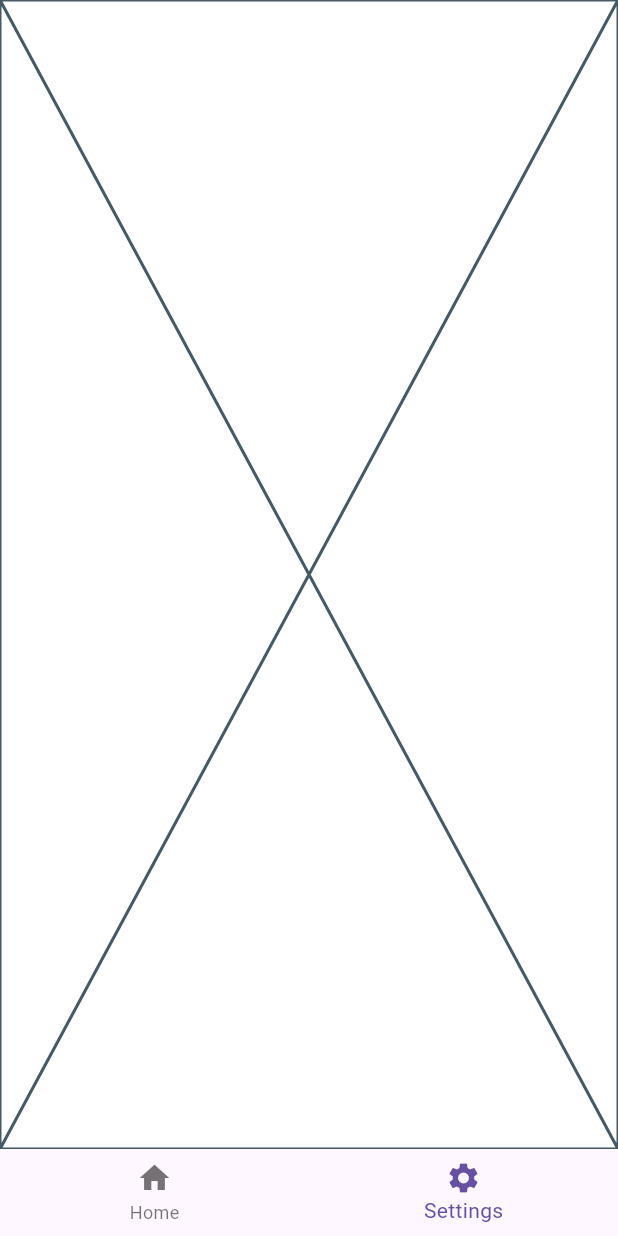
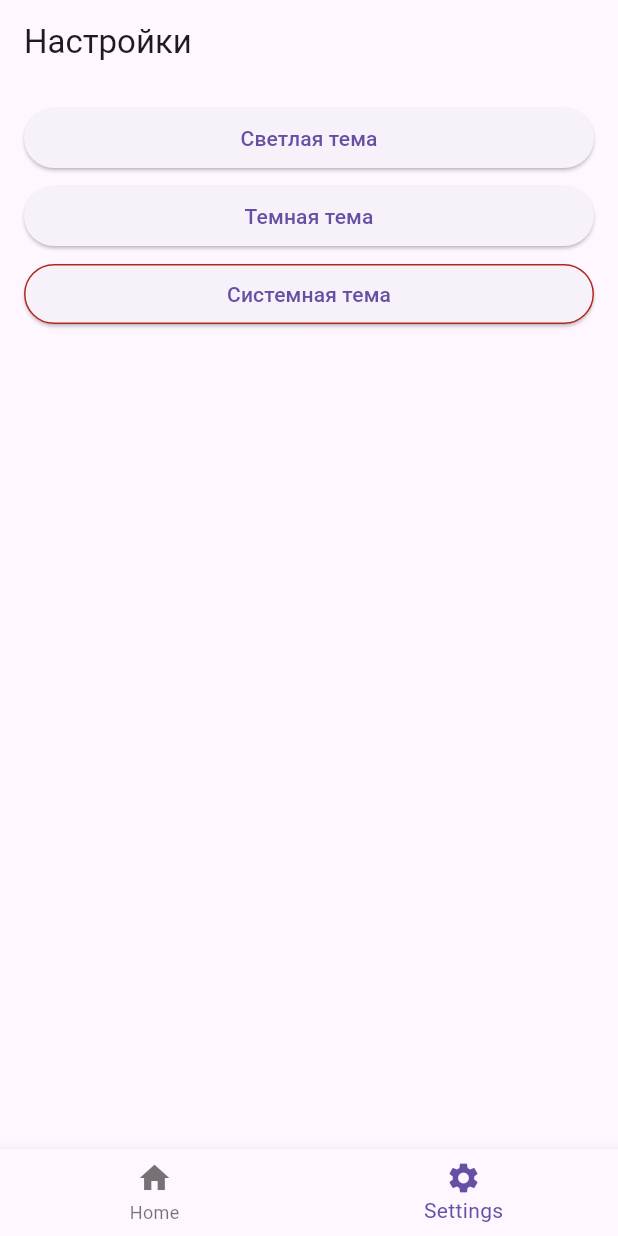
Before and after one commit to zatovagul/todo_list, a Flutter app: the screen it shows after launch, item 2 of the bottom bar chosen, on a phone screen of 412 x 824 dp. Run offline on Flutter 3.47's test engine with Material 3 defaults, Android fonts, the light colour scheme and no system bars; our stand-ins replace auto_route, drift, drift_flutter, equatable, flutter_bloc, image_picker and 1 more; accounts and stored records are empty; generated files the repository leaves out were written again.

Commit message:
Task-3: Theme Mode Congiguration

```diff
--- a/lib/common/di/app_di.dart
+++ b/lib/common/di/app_di.dart
@@ -1,3 +1,8 @@
+import 'package:shared_preferences/shared_preferences.dart';
+import 'package:test_todo_list/features/home/data/data_source/app_serttings_data_source.dart';
+import 'package:test_todo_list/features/home/data/repository/app_settings_repository_impl.dart';
+import 'package:test_todo_list/features/home/data/service/app_settings_storage.dart';
+import 'package:test_todo_list/features/home/domain/repository/app_settings_repository.dart';
 import 'package:test_todo_list/features/todo/data/data_source/todo_list_data_source.dart';
 import 'package:test_todo_list/features/todo/data/database/database.dart';
 import 'package:test_todo_list/features/todo/data/repository/todo_repository_impl.dart';
@@ -8,21 +13,42 @@ class AppDi {
     required this.database,
     required this.todoListDataSource,
     required this.todoRepository,
+    required this.prefs,
+    required this.appSettingsStorage,
+    required this.appSettingsDataSource,
+    required this.appSettingsRepository,
   });
 
   final AppDatabase database;
   final TodoListDataSource todoListDataSource;
   final TodoRepository todoRepository;
+  final SharedPreferences prefs;
+  final AppSettingsStorage appSettingsStorage;
+  final AppSettingsDataSource appSettingsDataSource;
+  final AppSettingsRepository appSettingsRepository;
 
-  static AppDi init() {
+  static Future<AppDi> init() async {
     final database = AppDatabase();
     final dao = TodosDao(database);
     final todoListDataSource = TodoListDataSourceImpl(dao: dao);
     final todoRepository = TodoRepositoryImpl(dataSource: todoListDataSource);
+
+    final prefs = await SharedPreferences.getInstance();
+
+    final appSettingsStorage = AppSettingsStorageImpl(prefs);
+    final appSettingsDataSource = AppSettingsDataSourceImpl(appSettingsStorage);
+
+    final appSettingsRepository = AppSettingsRepositoryImpl(
+      appSettingsDataSource,
+    );
     return AppDi(
       database: database,
       todoListDataSource: todoListDataSource,
       todoRepository: todoRepository,
+      prefs: prefs,
+      appSettingsStorage: appSettingsStorage,
+      appSettingsDataSource: appSettingsDataSource,
+      appSettingsRepository: appSettingsRepository,
     );
   }
 }
--- a/lib/common/gen/localization/intl/messages_ru.dart
+++ b/lib/common/gen/localization/intl/messages_ru.dart
@@ -25,6 +25,7 @@ class MessageLookup extends MessageLookupByLibrary {
     "camera": MessageLookupByLibrary.simpleMessage("Камера"),
     "cancel": MessageLookupByLibrary.simpleMessage("Отмена"),
     "createTodo": MessageLookupByLibrary.simpleMessage("Создать дело"),
+    "darkMode": MessageLookupByLibrary.simpleMessage("Темная тема"),
     "delete": MessageLookupByLibrary.simpleMessage("Удалить"),
     "deleting": MessageLookupByLibrary.simpleMessage("Удаление"),
     "description": MessageLookupByLibrary.simpleMessage("Описание"),
@@ -32,8 +33,11 @@ class MessageLookup extends MessageLookupByLibrary {
       "Заполните это поле",
     ),
     "gallery": MessageLookupByLibrary.simpleMessage("Галерея"),
+    "lightMode": MessageLookupByLibrary.simpleMessage("Светлая тема"),
     "photo": MessageLookupByLibrary.simpleMessage("Фото"),
     "save": MessageLookupByLibrary.simpleMessage("Сохранить"),
+    "settings": MessageLookupByLibrary.simpleMessage("Настройки"),
+    "systemMode": MessageLookupByLibrary.simpleMessage("Системная тема"),
     "title": MessageLookupByLibrary.simpleMessage("Название"),
     "todoList": MessageLookupByLibrary.simpleMessage("Список дел"),
   };
--- a/lib/common/gen/localization/l10n.dart
+++ b/lib/common/gen/localization/l10n.dart
@@ -119,6 +119,31 @@ class S {
   String get cancel {
     return Intl.message('Отмена', name: 'cancel', desc: '', args: []);
   }
+
+  /// `Настройки`
+  String get settings {
+    return Intl.message('Настройки', name: 'settings', desc: '', args: []);
+  }
+
+  /// `Темная тема`
+  String get darkMode {
+    return Intl.message('Темная тема', name: 'darkMode', desc: '', args: []);
+  }
+
+  /// `Светлая тема`
+  String get lightMode {
+    return Intl.message('Светлая тема', name: 'lightMode', desc: '', args: []);
+  }
+
+  /// `Системная тема`
+  String get systemMode {
+    return Intl.message(
+      'Системная тема',
+      name: 'systemMode',
+      desc: '',
+      args: [],
+    );
+  }
 }
 
 class AppLocalizationDelegate extends LocalizationsDelegate<S> {
--- a/lib/common/l10n/intl_ru.arb
+++ b/lib/common/l10n/intl_ru.arb
@@ -11,5 +11,9 @@
   "gallery": "Галерея",
   "delete": "Удалить",
   "deleting": "Удаление",
-  "cancel": "Отмена"
+  "cancel": "Отмена",
+  "settings": "Настройки",
+  "darkMode": "Темная тема",
+  "lightMode": "Светлая тема",
+  "systemMode": "Системная тема"
 }
--- /dev/null
+++ b/lib/features/home/bloc/app_settings_bloc.dart
@@ -0,0 +1,39 @@
+import 'package:equatable/equatable.dart';
+import 'package:flutter/cupertino.dart';
+import 'package:flutter_bloc/flutter_bloc.dart';
+import 'package:test_todo_list/features/home/domain/entities/app_theme_entity.dart';
+import 'package:test_todo_list/features/home/domain/repository/app_settings_repository.dart';
+
+part 'app_settings_event.dart';
+
+part 'app_settings_state.dart';
+
+class AppSettingsBloc extends Bloc<AppSettingsEvent, AppSettingsState> {
+  AppSettingsBloc(this.repository) : super(const AppSettingsState()) {
+    on<AppSettingsEvent>((event, emit) {
+      return switch (event) {
+        AppSettingsEvent$Init() => _init(event, emit),
+        AppSettingsEvent$SetTheme() => _setTheme(event, emit),
+      };
+    });
+    add(const AppSettingsEvent$Init());
+  }
+
+  final AppSettingsRepository repository;
+
+  Future<void> _init(
+    AppSettingsEvent$Init event,
+    Emitter<AppSettingsState> emit,
+  ) async {
+    final mode = repository.getMode();
+    emit(AppSettingsState(mode));
+  }
+
+  Future<void> _setTheme(
+    AppSettingsEvent$SetTheme event,
+    Emitter<AppSettingsState> emit,
+  ) async {
+    await repository.save(event.mode);
+    emit(AppSettingsState(event.mode));
+  }
+}
--- /dev/null
+++ b/lib/features/home/bloc/app_settings_event.dart
@@ -0,0 +1,16 @@
+part of 'app_settings_bloc.dart';
+
+@immutable
+sealed class AppSettingsEvent {
+  const AppSettingsEvent();
+}
+
+final class AppSettingsEvent$Init extends AppSettingsEvent {
+  const AppSettingsEvent$Init();
+}
+
+final class AppSettingsEvent$SetTheme extends AppSettingsEvent {
+  const AppSettingsEvent$SetTheme(this.mode);
+
+  final AppThemeEntity mode;
+}
--- /dev/null
+++ b/lib/features/home/bloc/app_settings_state.dart
@@ -0,0 +1,10 @@
+part of 'app_settings_bloc.dart';
+
+class AppSettingsState extends Equatable {
+  const AppSettingsState([this.mode]);
+
+  final AppThemeEntity? mode;
+
+  @override
+  List<Object?> get props => [mode];
+}
--- /dev/null
+++ b/lib/features/home/data/data_source/app_serttings_data_source.dart
@@ -0,0 +1,23 @@
+import 'package:test_todo_list/features/home/data/service/app_settings_storage.dart';
+
+abstract interface class AppSettingsDataSource {
+  Future<void> save(String mode);
+
+  String getMode();
+}
+
+final class AppSettingsDataSourceImpl implements AppSettingsDataSource {
+  const AppSettingsDataSourceImpl(this.storage);
+
+  final AppSettingsStorage storage;
+
+  @override
+  String getMode() {
+    return storage.getMode() ?? 'system';
+  }
+
+  @override
+  Future<void> save(String mode) {
+    return storage.save(mode);
+  }
+}
--- /dev/null
+++ b/lib/features/home/data/repository/app_settings_repository_impl.dart
@@ -0,0 +1,24 @@
+import 'package:test_todo_list/features/home/data/data_source/app_serttings_data_source.dart';
+import 'package:test_todo_list/features/home/domain/entities/app_theme_entity.dart';
+import 'package:test_todo_list/features/home/domain/repository/app_settings_repository.dart';
+
+final class AppSettingsRepositoryImpl implements AppSettingsRepository {
+  AppSettingsRepositoryImpl(this.dataSource);
+
+  final AppSettingsDataSource dataSource;
+
+  @override
+  AppThemeEntity getMode() {
+    final mode = dataSource.getMode();
+    return switch (mode) {
+      'light' => AppThemeEntity.light,
+      'dark' => AppThemeEntity.dark,
+      _ => AppThemeEntity.system,
+    };
+  }
+
+  @override
+  Future<void> save(AppThemeEntity mode) {
+    return dataSource.save(mode.name);
+  }
+}
--- /dev/null
+++ b/lib/features/home/data/service/app_settings_storage.dart
@@ -0,0 +1,24 @@
+import 'package:shared_preferences/shared_preferences.dart';
+
+abstract interface class AppSettingsStorage {
+  Future<void> save(String mode);
+
+  String? getMode();
+}
+
+class AppSettingsStorageImpl implements AppSettingsStorage {
+  const AppSettingsStorageImpl(this.prefs);
+
+  final SharedPreferences prefs;
+  static const _key = 'app_theme';
+
+  @override
+  Future<void> save(String mode) async {
+    await prefs.setString(_key, mode);
+  }
+
+  @override
+  String? getMode() {
+    return prefs.getString(_key);
+  }
+}
--- /dev/null
+++ b/lib/features/home/domain/entities/app_theme_entity.dart
@@ -0,0 +1 @@
+enum AppThemeEntity { light, dark, system }
--- /dev/null
+++ b/lib/features/home/domain/repository/app_settings_repository.dart
@@ -0,0 +1,7 @@
+import 'package:test_todo_list/features/home/domain/entities/app_theme_entity.dart';
+
+abstract interface class AppSettingsRepository {
+  Future<void> save(AppThemeEntity mode);
+
+  AppThemeEntity getMode();
+}
--- a/lib/features/home/ui/pages/settings_page.dart
+++ b/lib/features/home/ui/pages/settings_page.dart
@@ -1,5 +1,10 @@
 import 'package:auto_route/annotations.dart';
 import 'package:flutter/material.dart';
+import 'package:flutter_bloc/flutter_bloc.dart';
+import 'package:test_todo_list/common/extensions/context_ext.dart';
+import 'package:test_todo_list/features/home/bloc/app_settings_bloc.dart';
+import 'package:test_todo_list/features/home/domain/entities/app_theme_entity.dart';
+import 'package:test_todo_list/features/home/ui/view/app_theme_mode_button.dart';
 
 @RoutePage()
 class SettingsPage extends StatelessWidget {
@@ -7,6 +12,32 @@ class SettingsPage extends StatelessWidget {
 
   @override
   Widget build(BuildContext context) {
-    return const Placeholder();
+    return Scaffold(
+      appBar: AppBar(title: Text(context.l10n.settings)),
+      body: BlocBuilder<AppSettingsBloc, AppSettingsState>(
+        builder: (context, state) {
+          return Padding(
+            padding: const EdgeInsets.all(16),
+            child: Column(
+              children: [
+                for (final i in AppThemeEntity.values)
+                  Padding(
+                    padding: const EdgeInsets.only(bottom: 12),
+                    child: AppThemeModeButton(
+                      mode: i,
+                      checked: state.mode == i,
+                      onTap: () {
+                        context.read<AppSettingsBloc>().add(
+                          AppSettingsEvent$SetTheme(i),
+                        );
+                      },
+                    ),
+                  ),
+              ],
+            ),
+          );
+        },
+      ),
+    );
   }
 }
--- /dev/null
+++ b/lib/features/home/ui/view/app_settings_scope.dart
@@ -0,0 +1,18 @@
+import 'package:flutter/material.dart';
+import 'package:flutter_bloc/flutter_bloc.dart';
+import 'package:test_todo_list/common/extensions/context_ext.dart';
+import 'package:test_todo_list/features/home/bloc/app_settings_bloc.dart';
+
+class AppSettingsScope extends StatelessWidget {
+  const AppSettingsScope({required this.child, super.key});
+
+  final Widget child;
+
+  @override
+  Widget build(BuildContext context) {
+    return BlocProvider(
+      create: (context) => AppSettingsBloc(context.di.appSettingsRepository),
+      child: child,
+    );
+  }
+}
--- /dev/null
+++ b/lib/features/home/ui/view/app_theme_mode_button.dart
@@ -0,0 +1,36 @@
+import 'package:flutter/material.dart';
+import 'package:test_todo_list/common/extensions/context_ext.dart';
+import 'package:test_todo_list/features/home/domain/entities/app_theme_entity.dart';
+
+class AppThemeModeButton extends StatelessWidget {
+  const AppThemeModeButton({
+    required this.mode,
+    required this.checked,
+    required this.onTap,
+    super.key,
+  });
+
+  final AppThemeEntity mode;
+  final bool checked;
+  final VoidCallback onTap;
+
+  @override
+  Widget build(BuildContext context) {
+    final text = switch (mode) {
+      AppThemeEntity.light => context.l10n.lightMode,
+      AppThemeEntity.dark => context.l10n.darkMode,
+      AppThemeEntity.system => context.l10n.systemMode,
+    };
+    return SizedBox(
+      height: 40,
+      width: double.infinity,
+      child: ElevatedButton(
+        onPressed: onTap,
+        style: ElevatedButton.styleFrom(
+          side: checked ? BorderSide(color: context.theme.colorScheme.error) : null,
+        ),
+        child: Text(text),
+      ),
+    );
+  }
+}
--- a/lib/main.dart
+++ b/lib/main.dart
@@ -2,8 +2,8 @@ import 'package:flutter/material.dart';
 import 'package:test_todo_list/common/di/app_di.dart';
 import 'package:test_todo_list/main_app.dart';
 
-void main() {
+void main() async {
   WidgetsFlutterBinding.ensureInitialized();
-  final di = AppDi.init();
+  final di = await AppDi.init();
   runApp(MainApp(appDi: di));
 }
--- a/lib/main_app.dart
+++ b/lib/main_app.dart
@@ -4,6 +4,9 @@ import 'package:flutter_localizations/flutter_localizations.dart';
 import 'package:test_todo_list/common/di/app_di.dart';
 import 'package:test_todo_list/common/gen/localization/l10n.dart';
 import 'package:test_todo_list/common/navigation/app_router.dart';
+import 'package:test_todo_list/features/home/bloc/app_settings_bloc.dart';
+import 'package:test_todo_list/features/home/domain/entities/app_theme_entity.dart';
+import 'package:test_todo_list/features/home/ui/view/app_settings_scope.dart';
 import 'package:test_todo_list/features/todo/ui/widgets/todo_list_scope.dart';
 
 class MainApp extends StatefulWidget {
@@ -20,6 +23,11 @@ class _MainAppState extends State<MainApp> {
 
   @override
   Widget build(BuildContext context) {
+    return RepositoryProvider(
+      create: (context) => widget.appDi,
+      child: AppSettingsScope(
+        child: BlocBuilder<AppSettingsBloc, AppSettingsState>(
+          builder: (context, state) {
             return MaterialApp.router(
               routerConfig: router.config(),
               localizationsDelegates: const [
@@ -29,15 +37,21 @@ class _MainAppState extends State<MainApp> {
                 GlobalCupertinoLocalizations.delegate,
               ],
               supportedLocales: S.delegate.supportedLocales,
-      themeMode: ThemeMode.light,
+              themeMode: switch (state.mode) {
+                null => ThemeMode.system,
+                AppThemeEntity.light => ThemeMode.light,
+                AppThemeEntity.dark => ThemeMode.dark,
+                AppThemeEntity.system => ThemeMode.system,
+              },
               theme: ThemeData.light(useMaterial3: true),
               darkTheme: ThemeData.dark(useMaterial3: true),
               builder: (context, child) {
-        return RepositoryProvider(
-          create: (context) => widget.appDi,
-          child: TodoListScope(child: child ?? const SizedBox()),
+                return TodoListScope(child: child ?? const SizedBox());
+              },
             );
           },
+        ),
+      ),
     );
   }
 }
--- a/pubspec.yaml
+++ b/pubspec.yaml
@@ -21,6 +21,7 @@ dependencies:
   drift_flutter: ^0.2.4
   path_provider: ^2.1.5
   equatable: ^2.0.7
+  shared_preferences: ^2.5.2
 
 dev_dependencies:
   flutter_test:
```
Also changed, not shown: pubspec.lock, 1 other file. Lines whose indentation alone changed are shown as unchanged.
